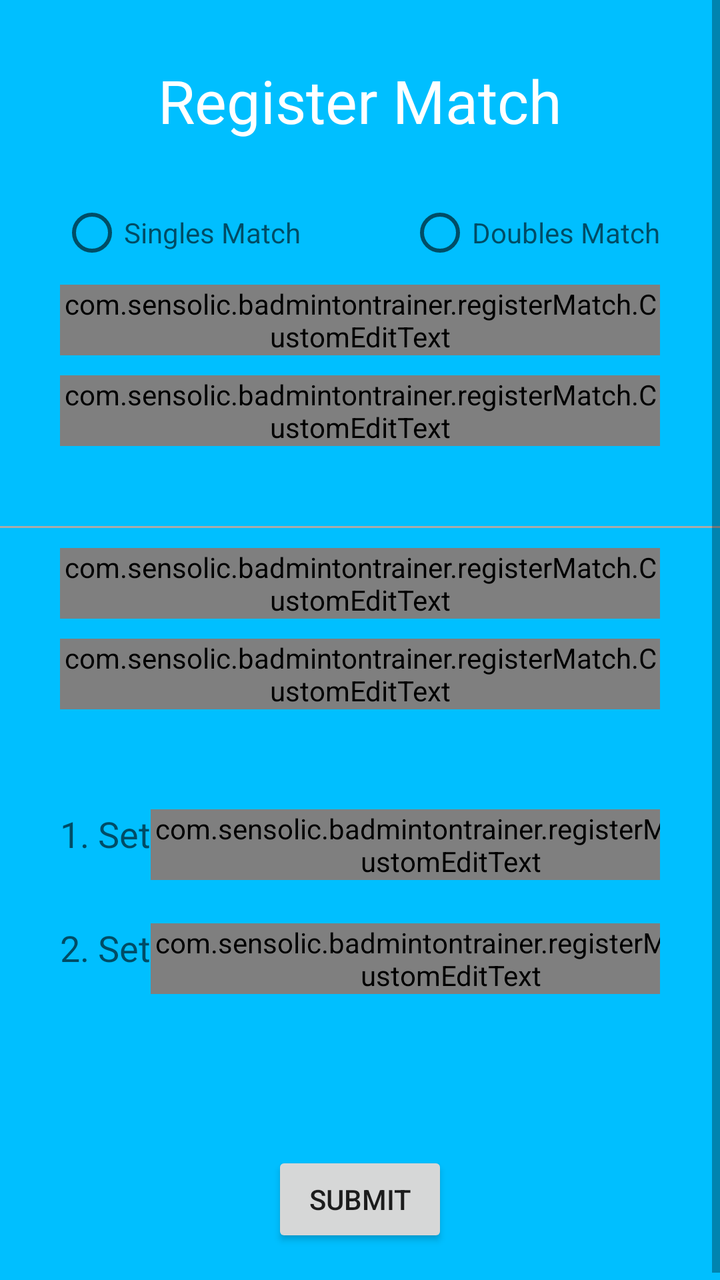
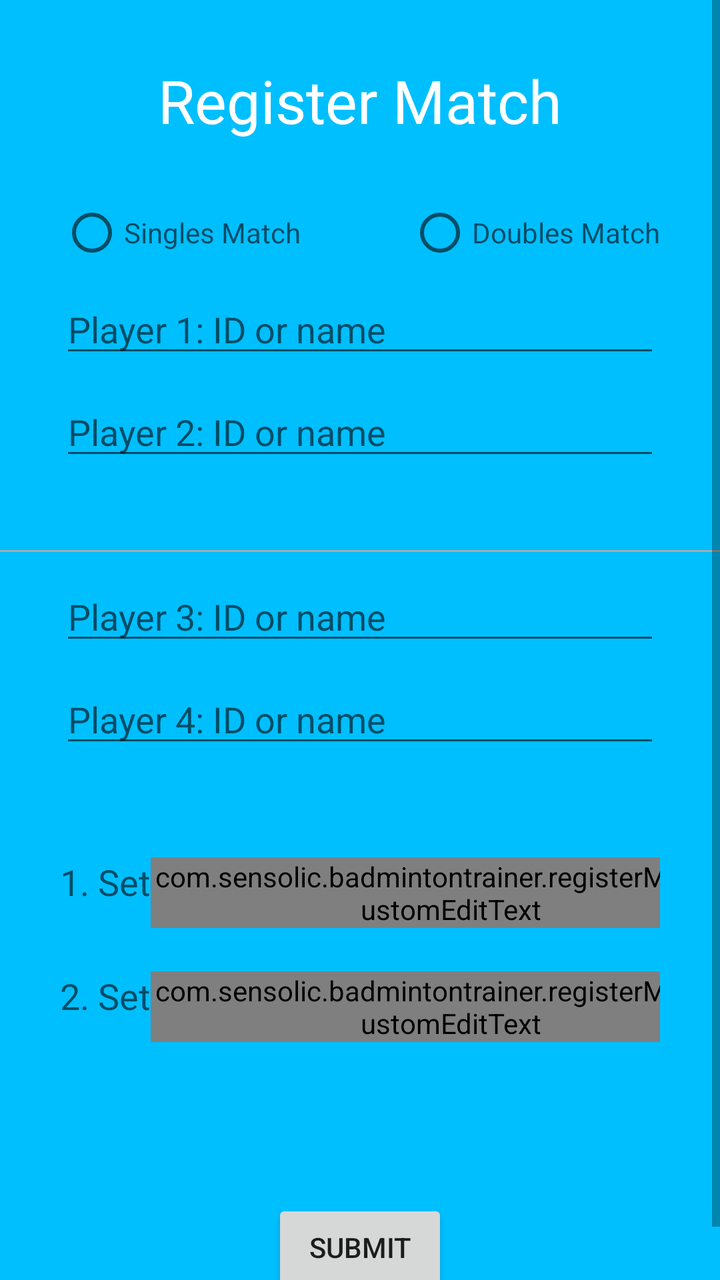

An Android layout rendered at two revisions. The XML below is the earlier revision; the diff shows what the commit changed to produce the second picture.
<!-- AndroidManifest.xml: application theme AppTheme -->
<!-- res/layout/activity_register_match.xml -->
<?xml version="1.0" encoding="utf-8"?>
<ScrollView xmlns:android="http://schemas.android.com/apk/res/android"
    xmlns:tools="http://schemas.android.com/tools"
    android:id="@+id/registerMatchScrollView"
    android:layout_width="match_parent"
    android:layout_height="match_parent"
    android:focusable="true"
    android:focusableInTouchMode="true"
    android:background="@color/colorPrimaryDark"
    tools:context=".registerMatch.RegisterMatchActivity">

    <RelativeLayout
        android:id="@+id/registerMatchContainer"
        android:layout_width="match_parent"
        android:layout_height="wrap_content"
        android:orientation="vertical">

        <TextView
            android:id="@+id/registerMatchHeadline"
            android:layout_width="wrap_content"
            android:layout_height="wrap_content"
            android:layout_centerInParent="true"
            android:layout_alignParentTop="true"
            android:layout_margin="@dimen/marginRegisterMatch"
            android:text="@string/registerMatchHeadline"
            android:textColor="@color/colorRegisterMatch"
            android:textSize="30sp" />

        <RadioGroup
            android:id="@+id/matchTypeSelector"
            android:layout_width="wrap_content"
            android:layout_height="wrap_content"
            android:layout_marginStart="30dp"
            android:layout_marginEnd="30dp"
            android:layout_below="@id/registerMatchHeadline"
            android:orientation="horizontal">

            <RadioButton
                android:id="@+id/singlesMatchSelector"
                android:layout_width="wrap_content"
                android:layout_height="wrap_content"
                android:hint="Singles Match" />

            <View
                android:layout_width="0dp"
                android:layout_height="0dp"
                android:layout_weight="1" />

            <RadioButton
                android:id="@+id/doublesMatchSelector"
                android:layout_width="wrap_content"
                android:layout_height="wrap_content"
                android:hint="Doubles Match" />
        </RadioGroup>

        <com.google.android.material.textfield.TextInputLayout
            android:id="@+id/team1player1"
            android:layout_width="match_parent"
            android:layout_height="wrap_content"
            android:layout_below="@id/matchTypeSelector"
            android:layout_marginStart="30dp"
            android:layout_marginTop="10dp"
            android:layout_marginEnd="30dp">

            <com.sensolic.badmintontrainer.registerMatch.CustomEditText
                android:id="@+id/player1editText"
                android:layout_width="match_parent"
                android:layout_height="wrap_content"
                android:layout_gravity="center"
                android:inputType="textPersonName"
                android:lines="1"
                android:minWidth="233dp" />
        </com.google.android.material.textfield.TextInputLayout>

        <com.google.android.material.textfield.TextInputLayout
            android:id="@+id/team1player2"
            android:layout_width="match_parent"
            android:layout_height="wrap_content"
            android:layout_below="@id/team1player1"
            android:layout_marginStart="30dp"
            android:layout_marginTop="10dp"
            android:layout_marginEnd="30dp">

            <com.sensolic.badmintontrainer.registerMatch.CustomEditText
                android:id="@+id/player2editText"
                android:layout_width="match_parent"
                android:layout_height="wrap_content"
                android:layout_gravity="center"
                android:inputType="textPersonName"
                android:lines="1"
                android:minWidth="233dp" />
        </com.google.android.material.textfield.TextInputLayout>

        <View
            android:id="@+id/playerSeparator1"
            android:layout_width="match_parent"
            android:layout_height="1dp"
            android:layout_below="@id/team1player2"
            android:layout_marginTop="40dp"
            android:background="@android:color/darker_gray"/>

        <com.google.android.material.textfield.TextInputLayout
            android:id="@+id/team2player1"
            android:layout_width="match_parent"
            android:layout_height="wrap_content"
            android:layout_below="@id/playerSeparator1"
            android:layout_marginStart="30dp"
            android:layout_marginTop="10dp"
            android:layout_marginEnd="30dp">

            <com.sensolic.badmintontrainer.registerMatch.CustomEditText
                android:id="@+id/player3editText"
                android:layout_width="match_parent"
                android:layout_height="wrap_content"
                android:layout_gravity="center"
                android:inputType="textPersonName"
                android:lines="1"
                android:minWidth="233dp" />
        </com.google.android.material.textfield.TextInputLayout>

        <com.google.android.material.textfield.TextInputLayout
            android:id="@+id/team2player2"
            android:layout_width="match_parent"
            android:layout_height="wrap_content"
            android:layout_below="@id/team2player1"
            android:layout_marginStart="30dp"
            android:layout_marginTop="10dp"
            android:layout_marginEnd="30dp">

            <com.sensolic.badmintontrainer.registerMatch.CustomEditText
                android:id="@+id/player4editText"
                android:layout_width="match_parent"
                android:layout_height="wrap_content"
                android:layout_gravity="center"
                android:inputType="textPersonName"
                android:lines="1"
                android:minWidth="233dp" />
        </com.google.android.material.textfield.TextInputLayout>

        <LinearLayout
            android:id="@+id/score1Container"
            android:layout_width="match_parent"
            android:layout_height="wrap_content"
            android:layout_below="@id/team2player2"
            android:layout_marginStart="30dp"
            android:layout_marginTop="50dp"
            android:layout_marginEnd="30dp"
            android:orientation="horizontal">

            <TextView
                android:layout_width="wrap_content"
                android:layout_height="wrap_content"
                android:textColor="?android:textColorHint"
                android:textSize="18sp"
                android:text="@string/firstSet"/>

            <View
                android:layout_width="0dp"
                android:layout_height="0dp"
                android:layout_weight="2" />

            <com.google.android.material.textfield.TextInputLayout
                android:layout_width="wrap_content"
                android:layout_height="wrap_content"
                android:hint="@string/score1Hint">

                <com.sensolic.badmintontrainer.registerMatch.CustomEditText
                    android:id="@+id/score1Team1"
                    android:layout_width="wrap_content"
                    android:layout_height="wrap_content"
                    android:layout_gravity="center"
                    android:inputType="number"
                    android:maxWidth="150dp"
                    android:minWidth="100dp"
                    android:textAlignment="center" />
            </com.google.android.material.textfield.TextInputLayout>

            <TextView
                android:layout_width="wrap_content"
                android:layout_height="wrap_content"
                android:layout_gravity="center"
                android:layout_margin="10dp"
                android:text="@string/scoreSeparator"
                android:textSize="20sp" />

            <com.google.android.material.textfield.TextInputLayout
                android:layout_width="wrap_content"
                android:layout_height="wrap_content"
                android:hint="@string/score2Hint">

                <com.sensolic.badmintontrainer.registerMatch.CustomEditText
                    android:id="@+id/score1Team2"
                    android:layout_width="wrap_content"
                    android:layout_height="wrap_content"
                    android:layout_gravity="center"
                    android:inputType="number"
                    android:maxWidth="150dp"
                    android:minWidth="100dp"
                    android:textAlignment="center" />
            </com.google.android.material.textfield.TextInputLayout>

            <View
                android:layout_width="0dp"
                android:layout_height="0dp"
                android:layout_weight="2" />

        </LinearLayout>

        <LinearLayout
            android:id="@+id/score2Container"
            android:layout_width="match_parent"
            android:layout_height="wrap_content"
            android:layout_below="@id/score1Container"
            android:layout_marginStart="30dp"
            android:layout_marginTop="10dp"
            android:layout_marginEnd="30dp"
            android:orientation="horizontal">

            <TextView
                android:layout_width="wrap_content"
                android:layout_height="wrap_content"
                android:textColor="?android:textColorHint"
                android:textSize="18sp"
                android:text="@string/secondSet"/>

            <View
                android:layout_width="0dp"
                android:layout_height="0dp"
                android:layout_weight="2" />

            <com.google.android.material.textfield.TextInputLayout
                android:layout_width="wrap_content"
                android:layout_height="wrap_content"
                android:hint="@string/score1Hint">

                <com.sensolic.badmintontrainer.registerMatch.CustomEditText
                    android:id="@+id/score2Team1"
                    android:layout_width="wrap_content"
                    android:layout_height="wrap_content"
                    android:layout_gravity="center"
                    android:inputType="number"
                    android:maxWidth="150dp"
                    android:minWidth="100dp"
                    android:textAlignment="center" />
            </com.google.android.material.textfield.TextInputLayout>

            <TextView
                android:layout_width="wrap_content"
                android:layout_height="wrap_content"
                android:layout_gravity="center"
                android:layout_margin="10dp"
                android:text="@string/scoreSeparator"
                android:textSize="20sp" />

            <com.google.android.material.textfield.TextInputLayout
                android:layout_width="wrap_content"
                android:layout_height="wrap_content"
                android:hint="@string/score2Hint">

                <com.sensolic.badmintontrainer.registerMatch.CustomEditText
                    android:id="@+id/score2Team2"
                    android:layout_width="wrap_content"
                    android:layout_height="wrap_content"
                    android:layout_gravity="center"
                    android:inputType="number"
                    android:maxWidth="150dp"
                    android:minWidth="100dp"
                    android:textAlignment="center" />
            </com.google.android.material.textfield.TextInputLayout>

            <View
                android:layout_width="0dp"
                android:layout_height="0dp"
                android:layout_weight="2" />

        </LinearLayout>

        <LinearLayout
            android:id="@+id/score3Container"
            android:layout_width="match_parent"
            android:layout_height="wrap_content"
            android:layout_below="@id/score2Container"
            android:layout_marginStart="30dp"
            android:layout_marginTop="10dp"
            android:layout_marginEnd="30dp"
            android:orientation="horizontal"
            android:visibility="gone">

            <TextView
                android:layout_width="wrap_content"
                android:layout_height="wrap_content"
                android:textColor="?android:textColorHint"
                android:textSize="18sp"
                android:text="@string/thirdSet"/>

            <View
                android:layout_width="0dp"
                android:layout_height="0dp"
                android:layout_weight="2" />

            <com.google.android.material.textfield.TextInputLayout
                android:layout_width="wrap_content"
                android:layout_height="wrap_content"
                android:hint="@string/score1Hint">

                <com.sensolic.badmintontrainer.registerMatch.CustomEditText
                    android:id="@+id/score3Team1"
                    android:layout_width="wrap_content"
                    android:layout_height="wrap_content"
                    android:layout_gravity="center"
                    android:inputType="number"
                    android:maxWidth="150dp"
                    android:minWidth="100dp"
                    android:textAlignment="center" />
            </com.google.android.material.textfield.TextInputLayout>

            <TextView
                android:layout_width="wrap_content"
                android:layout_height="wrap_content"
                android:layout_gravity="center"
                android:layout_margin="10dp"
                android:text="@string/scoreSeparator"
                android:textSize="20sp" />

            <com.google.android.material.textfield.TextInputLayout
                android:layout_width="wrap_content"
                android:layout_height="wrap_content"
                android:hint="@string/score2Hint">

                <com.sensolic.badmintontrainer.registerMatch.CustomEditText
                    android:id="@+id/score3Team2"
                    android:layout_width="wrap_content"
                    android:layout_height="wrap_content"
                    android:layout_gravity="center"
                    android:inputType="number"
                    android:maxWidth="150dp"
                    android:minWidth="100dp"
                    android:textAlignment="center" />
            </com.google.android.material.textfield.TextInputLayout>

            <View
                android:layout_width="0dp"
                android:layout_height="0dp"
                android:layout_weight="2" />

        </LinearLayout>

        <TextView
            android:id="@+id/errorText"
            android:layout_width="match_parent"
            android:layout_height="wrap_content"
            android:layout_below="@id/score3Container"
            android:layout_gravity="center"
            android:layout_marginStart="30dp"
            android:layout_marginTop="20dp"
            android:layout_marginEnd="30dp"
            android:text=""
            android:textAlignment="center"
            android:textColor="@color/colorError"
            android:textSize="20sp" />

        <Button
            android:id="@+id/submitButton"
            android:layout_width="wrap_content"
            android:layout_height="match_parent"
            android:layout_below="@id/errorText"
            android:layout_centerInParent="true"
            android:layout_marginTop="20dp"
            android:layout_marginBottom="20dp"
            android:text="@string/submitButton" />

    </RelativeLayout>
</ScrollView>
<!-- resources referenced by this layout -->
<resources>
  <color name="colorError">#FF0000</color>
  <color name="colorPrimaryDark">#00BFFF</color>
  <color name="colorRegisterMatch">#FFFFFF</color>
  <dimen name="marginRegisterMatch">30dp</dimen>
  <string name="firstSet">1. Set</string>
  <string name="registerMatchHeadline">Register Match</string>
  <string name="score1Hint">Score 1 </string>
  <string name="score2Hint">Score 2 </string>
  <string name="scoreSeparator">:</string>
  <string name="secondSet">2. Set</string>
  <string name="submitButton">Submit</string>
  <string name="thirdSet">3. Set</string>
  <style name="AppTheme" parent="Theme.AppCompat.Light.NoActionBar">
          
          <item name="colorPrimary">@color/colorPrimary</item>
          <item name="colorPrimaryDark">@color/colorPrimaryDark</item>
          <item name="colorAccent">@color/colorAccent</item>
      </style>
  <color name="colorPrimary">#6200EE</color>
  <color name="colorAccent">#03DAC5</color>
</resources>

<!-- the commit's change to res/layout/activity_register_match.xml (unified diff, before → after) -->
@@ -53,6 +53,17 @@
                 android:hint="Doubles Match" />
         </RadioGroup>
 
+        <AutoCompleteTextView
+            android:id="@+id/team1player1chooser"
+            android:layout_width="match_parent"
+            android:layout_height="wrap_content"
+            android:layout_below="@id/matchTypeSelector"
+            android:layout_marginStart="30dp"
+            android:layout_marginTop="10dp"
+            android:layout_marginEnd="30dp"
+            android:lines="1"
+            android:hint="Player 1: ID or name"/>
+
         <com.google.android.material.textfield.TextInputLayout
             android:id="@+id/team1player1"
             android:layout_width="match_parent"
@@ -60,7 +71,8 @@
             android:layout_below="@id/matchTypeSelector"
             android:layout_marginStart="30dp"
             android:layout_marginTop="10dp"
-            android:layout_marginEnd="30dp">
+            android:layout_marginEnd="30dp"
+            android:visibility="gone">
 
             <com.sensolic.badmintontrainer.registerMatch.CustomEditText
                 android:id="@+id/player1editText"
@@ -69,8 +81,19 @@
                 android:layout_gravity="center"
                 android:inputType="textPersonName"
                 android:lines="1"
-                android:minWidth="233dp" />
+                android:minWidth="233dp"
+                android:visibility="gone"/>
         </com.google.android.material.textfield.TextInputLayout>
+
+        <AutoCompleteTextView
+            android:id="@+id/team1player2chooser"
+            android:layout_width="match_parent"
+            android:layout_height="wrap_content"
+            android:layout_below="@id/team1player1chooser"
+            android:layout_marginStart="30dp"
+            android:layout_marginTop="10dp"
+            android:layout_marginEnd="30dp"
+            android:hint="Player 2: ID or name"/>
 
         <com.google.android.material.textfield.TextInputLayout
             android:id="@+id/team1player2"
@@ -79,7 +102,8 @@
             android:layout_below="@id/team1player1"
             android:layout_marginStart="30dp"
             android:layout_marginTop="10dp"
-            android:layout_marginEnd="30dp">
+            android:layout_marginEnd="30dp"
+            android:visibility="gone">
 
             <com.sensolic.badmintontrainer.registerMatch.CustomEditText
                 android:id="@+id/player2editText"
@@ -88,17 +112,28 @@
                 android:layout_gravity="center"
                 android:inputType="textPersonName"
                 android:lines="1"
-                android:minWidth="233dp" />
+                android:minWidth="233dp"
+                android:visibility="gone"/>
         </com.google.android.material.textfield.TextInputLayout>
 
         <View
             android:id="@+id/playerSeparator1"
             android:layout_width="match_parent"
             android:layout_height="1dp"
-            android:layout_below="@id/team1player2"
+            android:layout_below="@id/team1player2chooser"
             android:layout_marginTop="40dp"
             android:background="@android:color/darker_gray"/>
 
+        <AutoCompleteTextView
+            android:id="@+id/team2player1chooser"
+            android:layout_width="match_parent"
+            android:layout_height="wrap_content"
+            android:layout_below="@id/playerSeparator1"
+            android:layout_marginStart="30dp"
+            android:layout_marginTop="10dp"
+            android:layout_marginEnd="30dp"
+            android:hint="Player 3: ID or name"/>
+
         <com.google.android.material.textfield.TextInputLayout
             android:id="@+id/team2player1"
             android:layout_width="match_parent"
@@ -106,7 +141,8 @@
             android:layout_below="@id/playerSeparator1"
             android:layout_marginStart="30dp"
             android:layout_marginTop="10dp"
-            android:layout_marginEnd="30dp">
+            android:layout_marginEnd="30dp"
+            android:visibility="gone">
 
             <com.sensolic.badmintontrainer.registerMatch.CustomEditText
                 android:id="@+id/player3editText"
@@ -115,8 +151,19 @@
                 android:layout_gravity="center"
                 android:inputType="textPersonName"
                 android:lines="1"
-                android:minWidth="233dp" />
+                android:minWidth="233dp"
+                android:visibility="gone"/>
         </com.google.android.material.textfield.TextInputLayout>
+
+        <AutoCompleteTextView
+            android:id="@+id/team2player2chooser"
+            android:layout_width="match_parent"
+            android:layout_height="wrap_content"
+            android:layout_below="@id/team2player1chooser"
+            android:layout_marginStart="30dp"
+            android:layout_marginTop="10dp"
+            android:layout_marginEnd="30dp"
+            android:hint="Player 4: ID or name"/>
 
         <com.google.android.material.textfield.TextInputLayout
             android:id="@+id/team2player2"
@@ -125,7 +172,8 @@
             android:layout_below="@id/team2player1"
             android:layout_marginStart="30dp"
             android:layout_marginTop="10dp"
-            android:layout_marginEnd="30dp">
+            android:layout_marginEnd="30dp"
+            android:visibility="gone">
 
             <com.sensolic.badmintontrainer.registerMatch.CustomEditText
                 android:id="@+id/player4editText"
@@ -134,14 +182,15 @@
                 android:layout_gravity="center"
                 android:inputType="textPersonName"
                 android:lines="1"
-                android:minWidth="233dp" />
+                android:minWidth="233dp"
+                android:visibility="gone"/>
         </com.google.android.material.textfield.TextInputLayout>
 
         <LinearLayout
             android:id="@+id/score1Container"
             android:layout_width="match_parent"
             android:layout_height="wrap_content"
-            android:layout_below="@id/team2player2"
+            android:layout_below="@id/team2player2chooser"
             android:layout_marginStart="30dp"
             android:layout_marginTop="50dp"
             android:layout_marginEnd="30dp"
